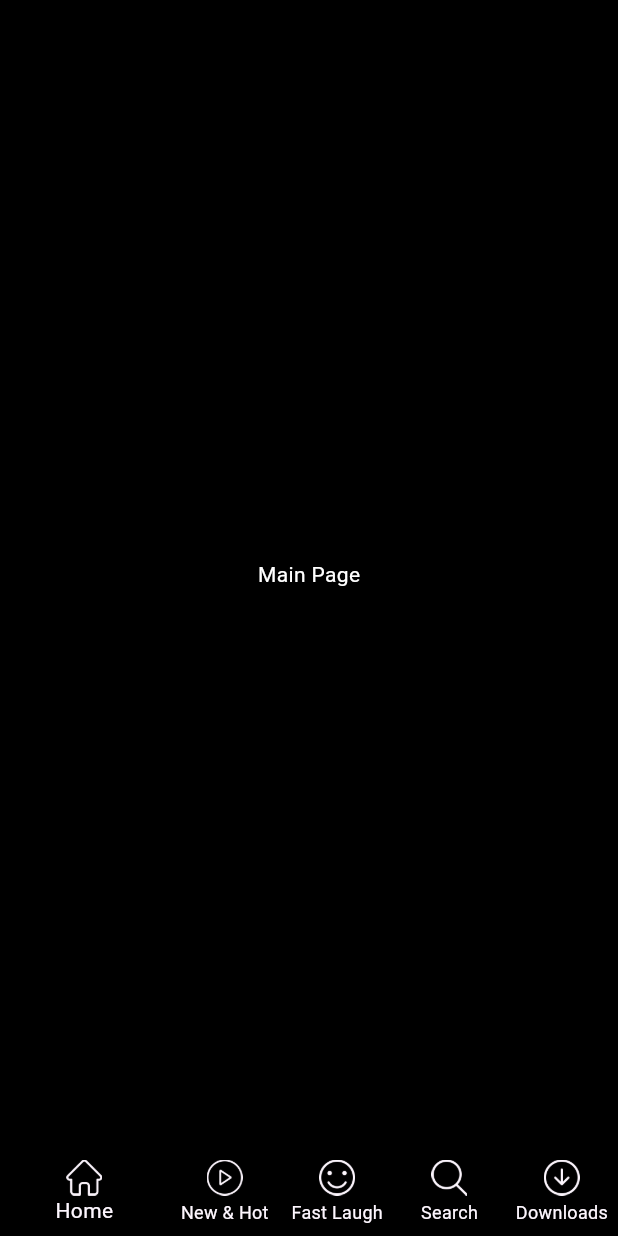
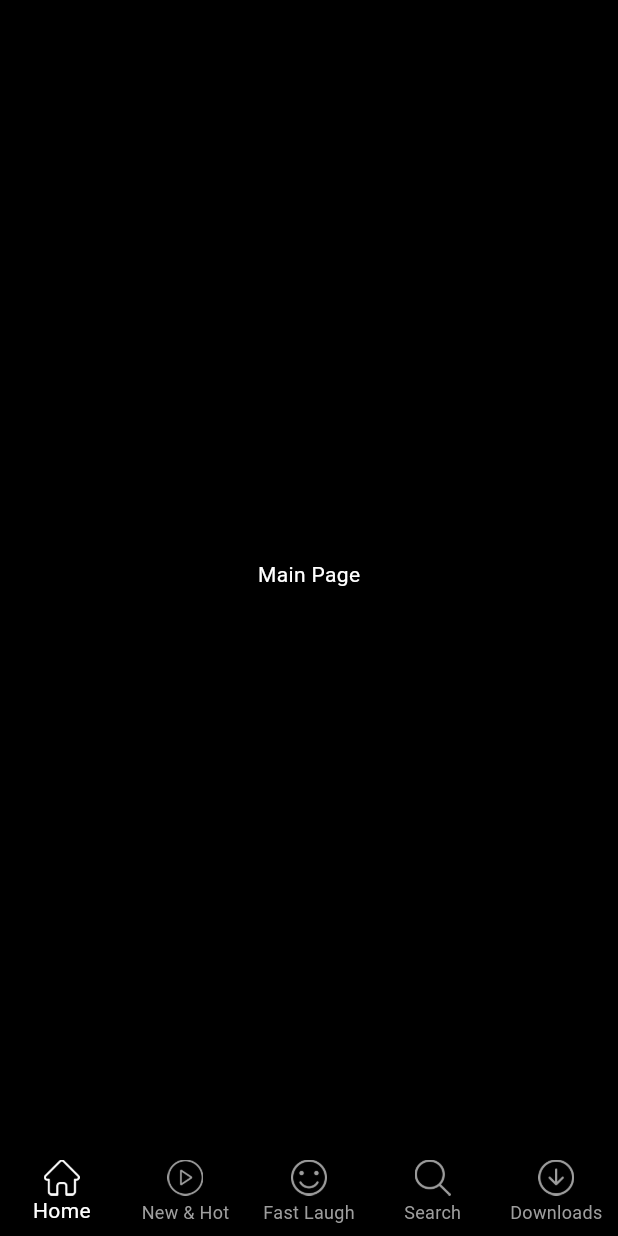
Before and after one commit to robinbaby007/Netflix_flutter, a Flutter app: the screen it shows after launch, on a phone screen of 412 x 824 dp. Run offline on Flutter 3.47's test engine with Material 3 defaults, Android fonts, the phone set to English and light mode, and no system bars.

Commit message:
bottom nav background color changed in a better way

```diff
--- a/lib/presentation/main_page/widgets/botton_nav.dart
+++ b/lib/presentation/main_page/widgets/botton_nav.dart
@@ -5,14 +5,15 @@ class BottomNav extends StatelessWidget {
 
   @override
   Widget build(BuildContext context) {
-    return Theme(
-      data: Theme.of(context).copyWith(canvasColor: Colors.black),
-      child: BottomNavigationBar(
-         items: getItems(),
-        onTap: (position) {},
-        showSelectedLabels: true,
-        showUnselectedLabels: true,
-      ),
+    return BottomNavigationBar(
+      items: getItems(),
+      onTap: (position) {},
+      backgroundColor: Colors.black,
+      type: BottomNavigationBarType.fixed,
+      showSelectedLabels: true,
+      showUnselectedLabels: true,
+      selectedItemColor: Colors.white,
+      unselectedItemColor: Colors.grey
     );
   }
 
@@ -28,7 +29,6 @@ class BottomNav extends StatelessWidget {
             AssetImage('assets/icons/play.png'),
           ),
           label: "New & Hot"),
-
       const BottomNavigationBarItem(
           icon: ImageIcon(
             AssetImage('assets/icons/smile.png'),
```
